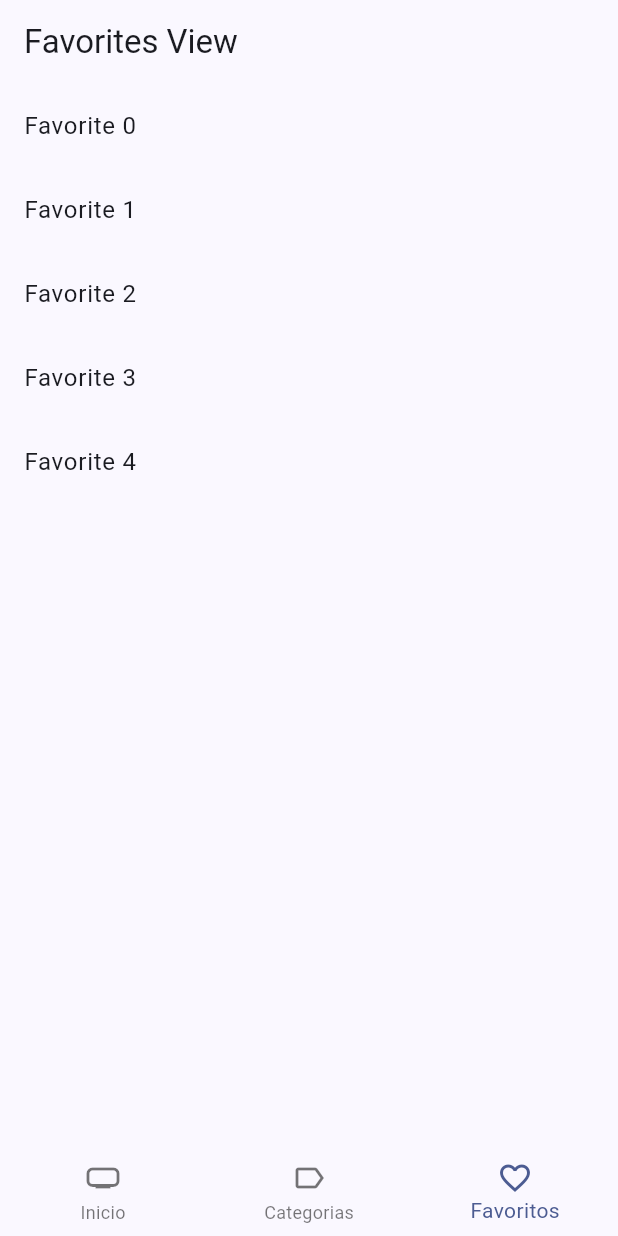
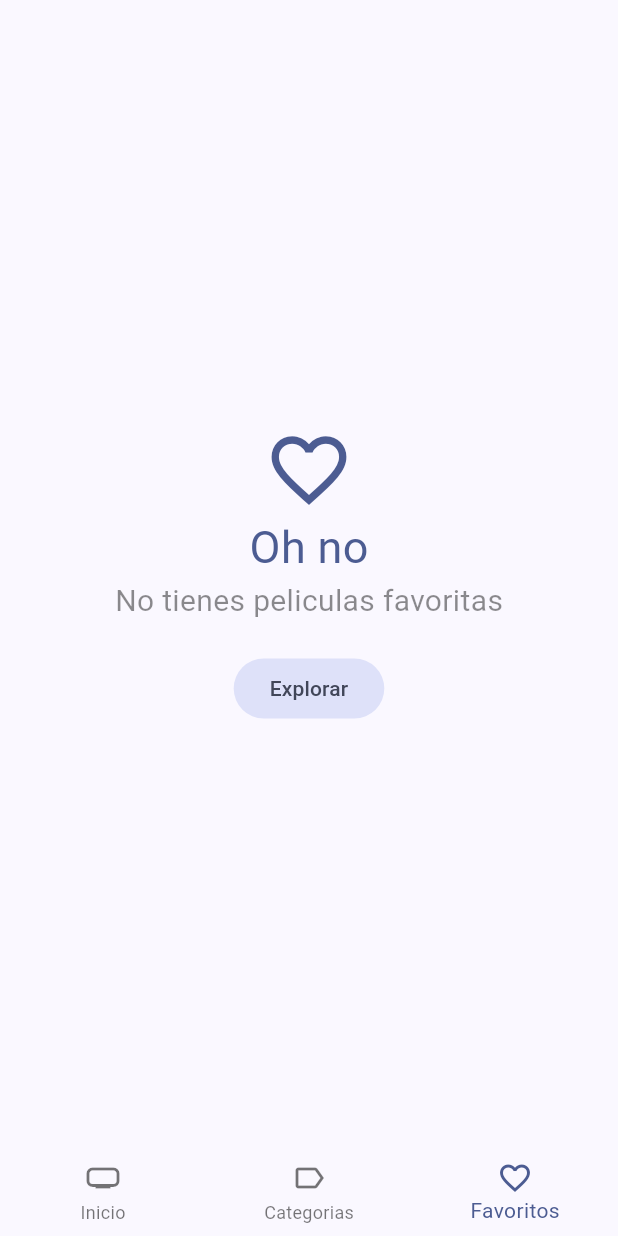
Before and after one commit to CarlosHugoRodriguezC/cinemapediaAppFlutter, a Flutter app: the screen it shows after launch, item 3 of the bottom bar chosen, on a phone screen of 412 x 824 dp. Run offline on Flutter 3.47's test engine with Material 2 defaults, Android fonts, the phone set to English and light mode, and no system bars; our stand-ins replace animate_do, card_swiper, dio, flutter_dotenv, flutter_riverpod, go_router and 1 more; accounts and stored records are empty; generated files the repository leaves out were written again; network calls fail.

Commit message:
section 17 completada

```diff
--- a/lib/domain/datasources/local_storage_datasource.dart
+++ b/lib/domain/datasources/local_storage_datasource.dart
@@ -1,7 +1,7 @@
 import 'package:cinemapedia_app/domain/entities/movie.dart';
 
 abstract class LocalStorageDatasource {
-  Future<void> toggleFavorite(Movie movie);
+  Future<bool> toggleFavorite(Movie movie);
   Future<bool> isMovieFavorite(int movieId);
   Future<List<Movie>> getFavoriteMovies({int limit = 10, int offset = 0});
 }
--- a/lib/domain/repositories/local_storage_repository.dart
+++ b/lib/domain/repositories/local_storage_repository.dart
@@ -1,7 +1,7 @@
 import '../entities/movie.dart';
 
 abstract class LocalStorageRepository {
-  Future<void> toggleFavorite(Movie movie);
+  Future<bool> toggleFavorite(Movie movie);
   Future<bool> isMovieFavorite(int movieId);
   Future<List<Movie>> getFavoriteMovies({int limit = 10, int offset = 0});
 }
--- a/lib/infrastructure/datasources/isar_datasource.dart
+++ b/lib/infrastructure/datasources/isar_datasource.dart
@@ -41,7 +41,7 @@ class IsarDatasource extends LocalStorageDatasource {
   }
 
   @override
-  Future<void> toggleFavorite(Movie movie) async {
+  Future<bool> toggleFavorite(Movie movie) async {
     final isar = await db;
 
     final favoriteMovie =
@@ -49,8 +49,9 @@ class IsarDatasource extends LocalStorageDatasource {
 
     if (favoriteMovie != null) {
       isar.writeTxnSync(() => isar.movies.deleteSync(favoriteMovie.isarId!));
-      return;
+      return true;
     }
     isar.writeTxnSync(() => isar.movies.putSync(movie));
+    return false;
   }
 }
--- a/lib/infrastructure/repositories/local_storage_repository_impl.dart
+++ b/lib/infrastructure/repositories/local_storage_repository_impl.dart
@@ -18,7 +18,7 @@ class LocalStorageRepositoryImpl extends LocalStorageRepository {
   }
 
   @override
-  Future<void> toggleFavorite(Movie movie) {
+  Future<bool> toggleFavorite(Movie movie) {
     return datasource.toggleFavorite(movie);
   }
 }
--- a/lib/presentation/screens/movies/movie/movie_screen.dart
+++ b/lib/presentation/screens/movies/movie/movie_screen.dart
@@ -109,8 +109,8 @@ class _CustomSliverAppbar extends ConsumerWidget {
       foregroundColor: Colors.white,
       actions: [
         IconButton(
-            onPressed: () {
-              ref.read(localStorageRepositoryProvider).toggleFavorite(movie);
+            onPressed: () async {
+              await ref.read(favoriteMoviesProvider.notifier).toggleFavorite(movie);
               ref.invalidate(isFavoriteProvider(movie.id));
             },
             icon: isFavoriteFuture.when(
--- a/lib/presentation/views/movies/favorites_view.dart
+++ b/lib/presentation/views/movies/favorites_view.dart
@@ -1,5 +1,8 @@
+import 'package:cinemapedia_app/presentation/providers/providers.dart';
+import 'package:cinemapedia_app/presentation/widgets/widgets.dart';
 import 'package:flutter/material.dart';
 import 'package:flutter_riverpod/flutter_riverpod.dart';
+import 'package:go_router/go_router.dart';
 
 class FavoritesView extends ConsumerStatefulWidget {
   const FavoritesView({super.key});
@@ -9,19 +12,72 @@ class FavoritesView extends ConsumerStatefulWidget {
 }
 
 class FavoritesViewState extends ConsumerState<FavoritesView> {
+  bool isLastPage = false;
+  bool isLoading = false;
+
+  @override
+  void initState() {
+    // TODO: implement initState
+    super.initState();
+    ref.read(favoriteMoviesProvider.notifier).loadNextPage();
+  }
+
+  void loadNextPage() async {
+    if (isLoading || isLastPage) return;
+
+    isLoading = true;
+    final movies =
+        await ref.read(favoriteMoviesProvider.notifier).loadNextPage();
+
+    isLoading = false;
+
+    if (movies.isEmpty) isLastPage = true;
+  }
+
   @override
   Widget build(BuildContext context) {
+    final movies = ref.watch(favoriteMoviesProvider).values.toList();
+
+    if (movies.isEmpty) {
+      final colors = Theme.of(context).colorScheme;
+      return Center(
+        child: Column(
+            mainAxisAlignment: MainAxisAlignment.center,
+            crossAxisAlignment: CrossAxisAlignment.center,
+            children: [
+              Icon(
+                Icons.favorite_outline_sharp,
+                size: 60,
+                color: colors.primary,
+              ),
+              Text(
+                'Oh no',
+                style: TextStyle(
+                  fontSize: 30,
+                  color: colors.primary,
+                ),
+              ),
+              const Text(
+                'No tienes peliculas favoritas',
+                style: TextStyle(fontSize: 20, color: Colors.black45),
+              ),
+              const SizedBox(
+                height: 20,
+              ),
+              FilledButton.tonal(
+                onPressed: () {
+                  context.go('/home/0');
+                },
+                child: const Text('Explorar'),
+              )
+            ]),
+      );
+    }
+
     return Scaffold(
-      appBar: AppBar(
-        title: const Text('Favorites View'),
-      ),
-      body: ListView.builder(
-        itemCount: 5,
-        itemBuilder: (context, index) {
-          return ListTile(
-            title: Text('Favorite $index'),
-          );
-        },
+      body: MovieMasonry(
+        movies: movies,
+        loadNextPage: loadNextPage,
       ),
     );
   }
--- a/lib/presentation/widgets/widgets.dart
+++ b/lib/presentation/widgets/widgets.dart
@@ -1,3 +1,6 @@
+export 'package:cinemapedia_app/presentation/widgets/movies/movie_masonry.dart';
+export 'package:cinemapedia_app/presentation/widgets/movies/movie_poster_link.dart';
+
 export 'package:cinemapedia_app/presentation/widgets/movies/movie_horizontal_listview.dart';
 export 'package:cinemapedia_app/presentation/widgets/movies/movies_slideshow.dart';
 export 'package:cinemapedia_app/presentation/widgets/shared/custom_appbar.dart';
--- a/pubspec.yaml
+++ b/pubspec.yaml
@@ -36,6 +36,7 @@ dependencies:
     sdk: flutter
   flutter_dotenv: ^5.0.2
   flutter_riverpod: ^2.3.1
+  flutter_staggered_grid_view: ^0.6.2
   go_router: ^6.2.0
   intl: ^0.18.0
   isar: ^3.1.0
```
Also changed, not shown: lib/presentation/providers/storage/favorite_movies_provider.dart (+16 -1 lines), lib/presentation/widgets/movies/movie_masonry.dart (added, +67 -0 lines), lib/presentation/widgets/movies/movie_poster_link.dart (added, +29 -0 lines), pubspec.lock.
